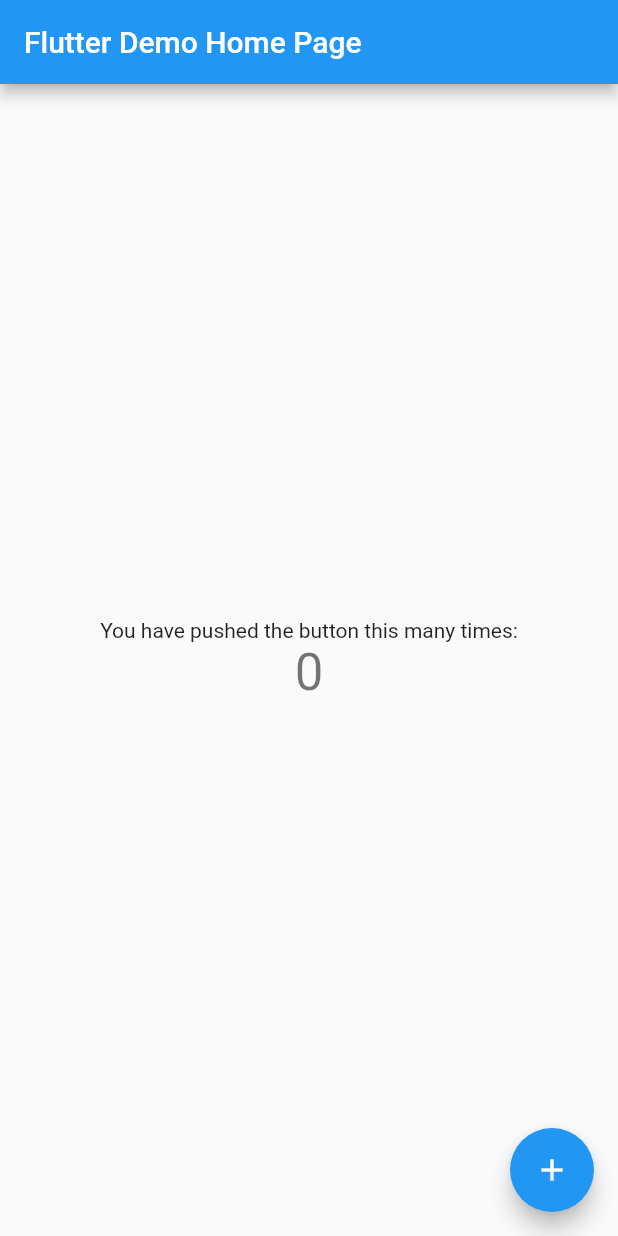
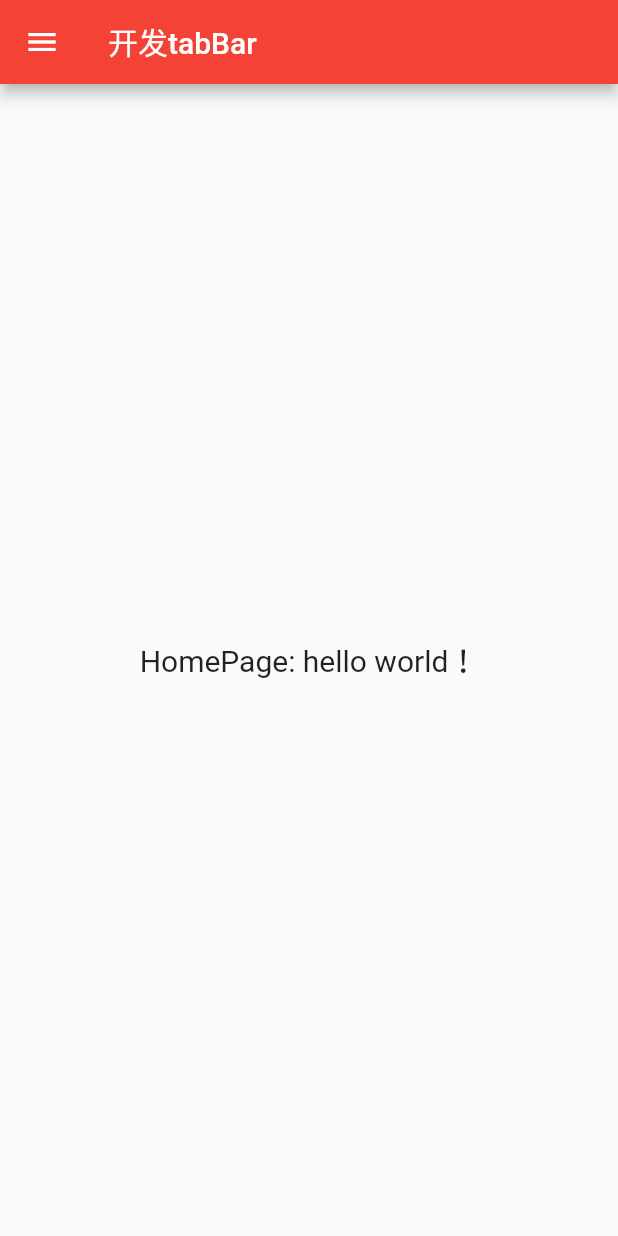
Before and after one commit to dev-kang/flutter-learn, a Flutter app: the screen it shows after launch, on a phone screen of 412 x 824 dp. Run offline on Flutter 3.47's test engine with Material 2 defaults, Android fonts, the phone set to English and light mode, and no system bars.

Commit message:
绘制首页效果

```diff
--- a/lib/main.dart
+++ b/lib/main.dart
@@ -1,111 +1,9 @@
 import 'package:flutter/material.dart';
 
-void main() => runApp(MyApp());
+import 'package:flutter_learn/page/home_page.dart';
 
-class MyApp extends StatelessWidget {
-  // This widget is the root of your application.
-  @override
-  Widget build(BuildContext context) {
-    return MaterialApp(
-      title: 'Flutter Demo',
-      theme: ThemeData(
-        // This is the theme of your application.
-        //
-        // Try running your application with "flutter run". You'll see the
-        // application has a blue toolbar. Then, without quitting the app, try
-        // changing the primarySwatch below to Colors.green and then invoke
-        // "hot reload" (press "r" in the console where you ran "flutter run",
-        // or simply save your changes to "hot reload" in a Flutter IDE).
-        // Notice that the counter didn't reset back to zero; the application
-        // is not restarted.
-        primarySwatch: Colors.blue,
-      ),
-      home: MyHomePage(title: 'Flutter Demo Home Page'),
-    );
-  }
-}
-
-class MyHomePage extends StatefulWidget {
-  MyHomePage({Key key, this.title}) : super(key: key);
-
-  // This widget is the home page of your application. It is stateful, meaning
-  // that it has a State object (defined below) that contains fields that affect
-  // how it looks.
-
-  // This class is the configuration for the state. It holds the values (in this
-  // case the title) provided by the parent (in this case the App widget) and
-  // used by the build method of the State. Fields in a Widget subclass are
-  // always marked "final".
-
-  final String title;
-
-  @override
-  _MyHomePageState createState() => _MyHomePageState();
-}
-
-class _MyHomePageState extends State<MyHomePage> {
-  int _counter = 0;
-
-  void _incrementCounter() {
-    setState(() {
-      // This call to setState tells the Flutter framework that something has
-      // changed in this State, which causes it to rerun the build method below
-      // so that the display can reflect the updated values. If we changed
-      // _counter without calling setState(), then the build method would not be
-      // called again, and so nothing would appear to happen.
-      _counter++;
-    });
-  }
-
-  @override
-  Widget build(BuildContext context) {
-    // This method is rerun every time setState is called, for instance as done
-    // by the _incrementCounter method above.
-    //
-    // The Flutter framework has been optimized to make rerunning build methods
-    // fast, so that you can just rebuild anything that needs updating rather
-    // than having to individually change instances of widgets.
-    return Scaffold(
-      appBar: AppBar(
-        // Here we take the value from the MyHomePage object that was created by
-        // the App.build method, and use it to set our appbar title.
-        title: Text(widget.title),
-      ),
-      body: Center(
-        // Center is a layout widget. It takes a single child and positions it
-        // in the middle of the parent.
-        child: Column(
-          // Column is also layout widget. It takes a list of children and
-          // arranges them vertically. By default, it sizes itself to fit its
-          // children horizontally, and tries to be as tall as its parent.
-          //
-          // Invoke "debug painting" (press "p" in the console, choose the
-          // "Toggle Debug Paint" action from the Flutter Inspector in Android
-          // Studio, or the "Toggle Debug Paint" command in Visual Studio Code)
-          // to see the wireframe for each widget.
-          //
-          // Column has various properties to control how it sizes itself and
-          // how it positions its children. Here we use mainAxisAlignment to
-          // center the children vertically; the main axis here is the vertical
-          // axis because Columns are vertical (the cross axis would be
-          // horizontal).
-          mainAxisAlignment: MainAxisAlignment.center,
-          children: <Widget>[
-            Text(
-              'You have pushed the button this many times:',
-            ),
-            Text(
-              '$_counter',
-              style: Theme.of(context).textTheme.display1,
-            ),
-          ],
-        ),
-      ),
-      floatingActionButton: FloatingActionButton(
-        onPressed: _incrementCounter,
-        tooltip: 'Increment',
-        child: Icon(Icons.add),
-      ), // This trailing comma makes auto-formatting nicer for build methods.
-    );
-  }
-}
+void main() => runApp(
+  new MaterialApp(
+    home: new HomePage(),
+  )
+);
--- /dev/null
+++ b/lib/page/home_page.dart
@@ -0,0 +1,23 @@
+import 'package:flutter/material.dart';
+
+class HomePage extends StatefulWidget {
+  @override
+
+  _HomePageState createState() => new _HomePageState();
+
+}
+
+class _HomePageState extends State<HomePage> {
+
+  @override
+  Widget build(BuildContext text) {
+    return new Scaffold(
+      appBar: new AppBar(title: new Text("开发tabBar"), backgroundColor: Colors.red,), // 头部标题的tabBar
+      drawer: new Drawer(), // 头部标题栏 左侧图标，
+      body: new Center(
+        child: new Text("HomePage: hello world！", style: new TextStyle(fontSize: 20),),
+      )
+
+    );
+  }
+}
```
Also changed, not shown: lib/page/other_page.dart (added).
